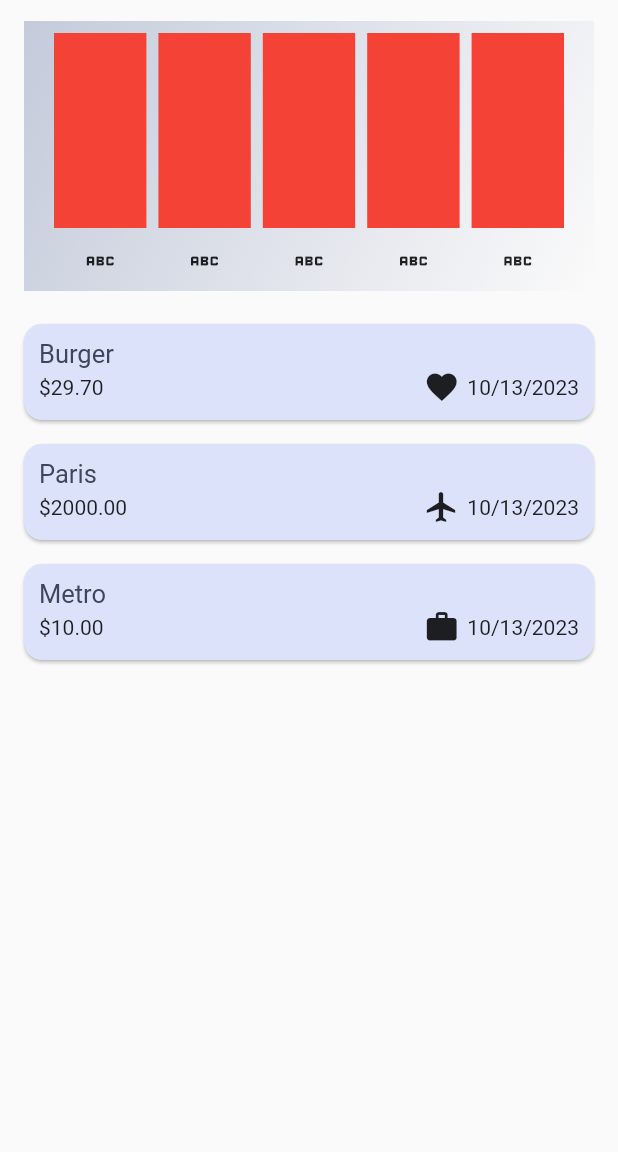
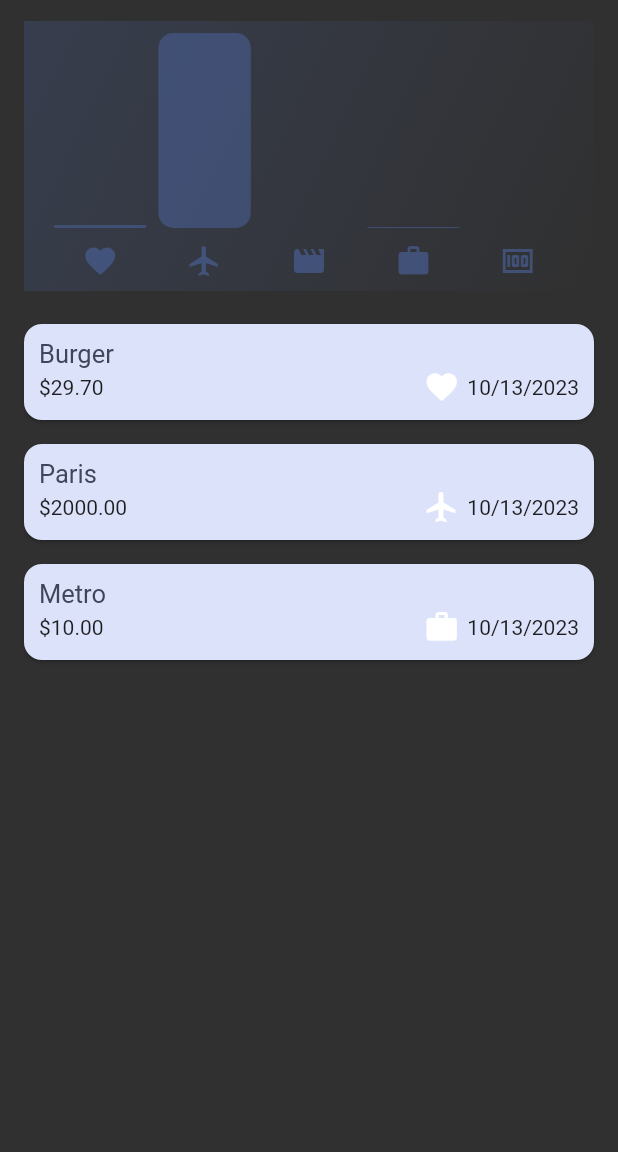
Before and after one commit to ramywael/Expanse, a Flutter app: the screen it shows after launch, on a phone screen of 412 x 824 dp, the part 84-1236 px from its top. Run offline on Flutter 3.47's test engine with Material 2 defaults, Android fonts, the phone set to English and light mode, and no system bars.

Commit message:
finish the app

```diff
--- a/lib/chart/chart.dart
+++ b/lib/chart/chart.dart
@@ -28,6 +28,7 @@ class Chart extends StatelessWidget {
 
   @override
   Widget build(BuildContext context) {
+  final  bool isDark=MediaQuery.of(context).platformBrightness==Brightness.dark;
     return Container(
         margin: const EdgeInsets.symmetric(horizontal: 16, vertical: 14),
         width: double.infinity,
@@ -47,7 +48,7 @@ class Chart extends StatelessWidget {
           children: [
             Expanded(
               child: Row(
-                //     crossAxisAlignment: CrossAxisAlignment.end,
+                   crossAxisAlignment: CrossAxisAlignment.end,
                 children: [
                   for (final element in buckets)
                     ChartBar(
@@ -64,11 +65,12 @@ class Chart extends StatelessWidget {
             Row(
                 children: buckets
                     .map(
-                      (e) => const Expanded(
+                      (e) =>  Expanded(
                         child: Padding(
-                          padding: EdgeInsets.symmetric(horizontal: 4),
+                          padding: const EdgeInsets.symmetric(horizontal: 4),
                           child: Icon(
-                            Icons.abc,
+                             color: isDark ? Theme.of(context).colorScheme.primary : Theme.of(context).colorScheme.primary.withOpacity(0.7),
+                            categoryIconData[e.category], // displays each category for its icon
                           ),
                         ),
                       ),
--- a/lib/chart/chart_bar.dart
+++ b/lib/chart/chart_bar.dart
@@ -2,16 +2,24 @@
 import 'package:flutter/material.dart';
 
 class ChartBar extends StatelessWidget {
-  final double fill ; // the percentage that will be used to fill the bar
+  final double fill ;
   const ChartBar({Key? key, required this.fill,}) : super(key: key);
 
   @override
   Widget build(BuildContext context) {
+     final bool isDark=MediaQuery.of(context).platformBrightness==Brightness.dark;
     return  Expanded(
-      child: Container(
-        color: Colors.red,
-        margin: const EdgeInsets.symmetric(horizontal: 4),
-      ),
+      child: Padding(
+        padding: const EdgeInsets.symmetric(horizontal: 4),
+        child: FractionallySizedBox(
+          heightFactor: fill,
+          child: DecoratedBox(decoration: BoxDecoration(
+            color: isDark ? Theme.of(context).colorScheme.secondary : Theme.of(context).colorScheme.primary.withOpacity(0.6),
+            borderRadius: BorderRadius.circular(10),
+          ),
+          ),
+        ),
+      )
     );
   }
 }
--- a/lib/main.dart
+++ b/lib/main.dart
@@ -15,7 +15,7 @@ class ExpanseApp extends StatelessWidget {
   @override
   Widget build(BuildContext context) {
     return MaterialApp(
-      themeMode: ThemeMode.light,
+      themeMode: ThemeMode.dark,
       debugShowCheckedModeBanner: false,
       theme: ThemeData().copyWith(
         useMaterial3: true,
@@ -50,7 +50,7 @@ class ExpanseApp extends StatelessWidget {
 
       darkTheme : ThemeData.dark().copyWith(
           useMaterial3: true,
-          colorScheme: colorScheme,
+          colorScheme: darkColorScheme,
           appBarTheme: const AppBarTheme().copyWith(
             backgroundColor: darkColorScheme.onPrimaryContainer,
             foregroundColor: darkColorScheme.primary,
```
